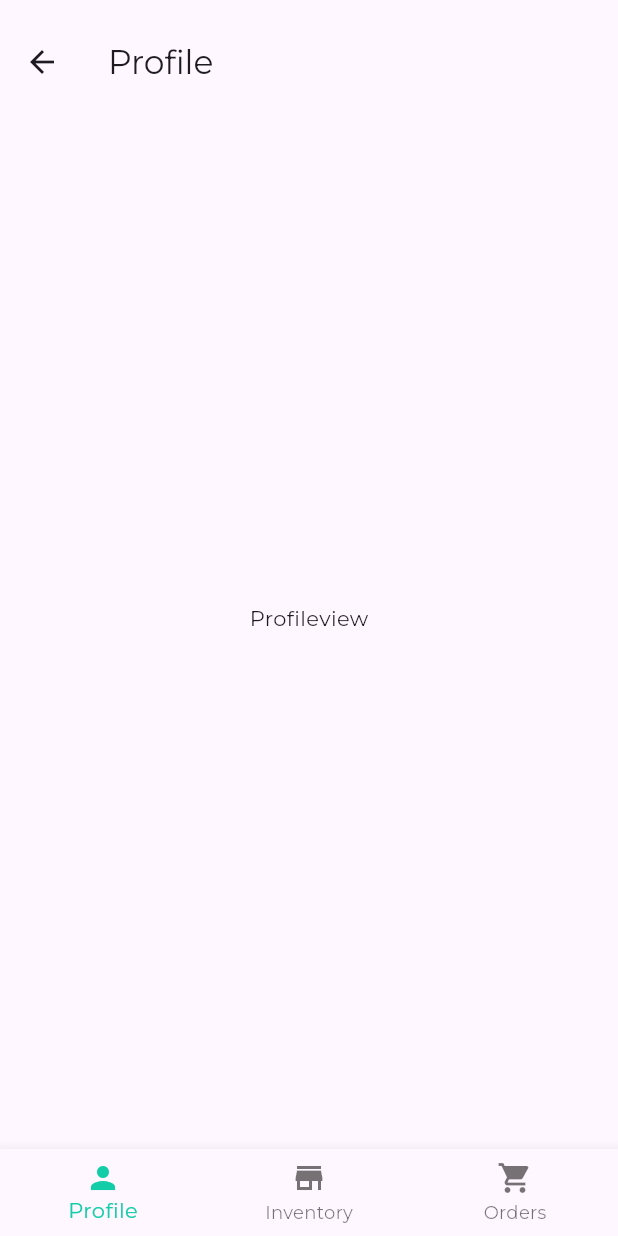
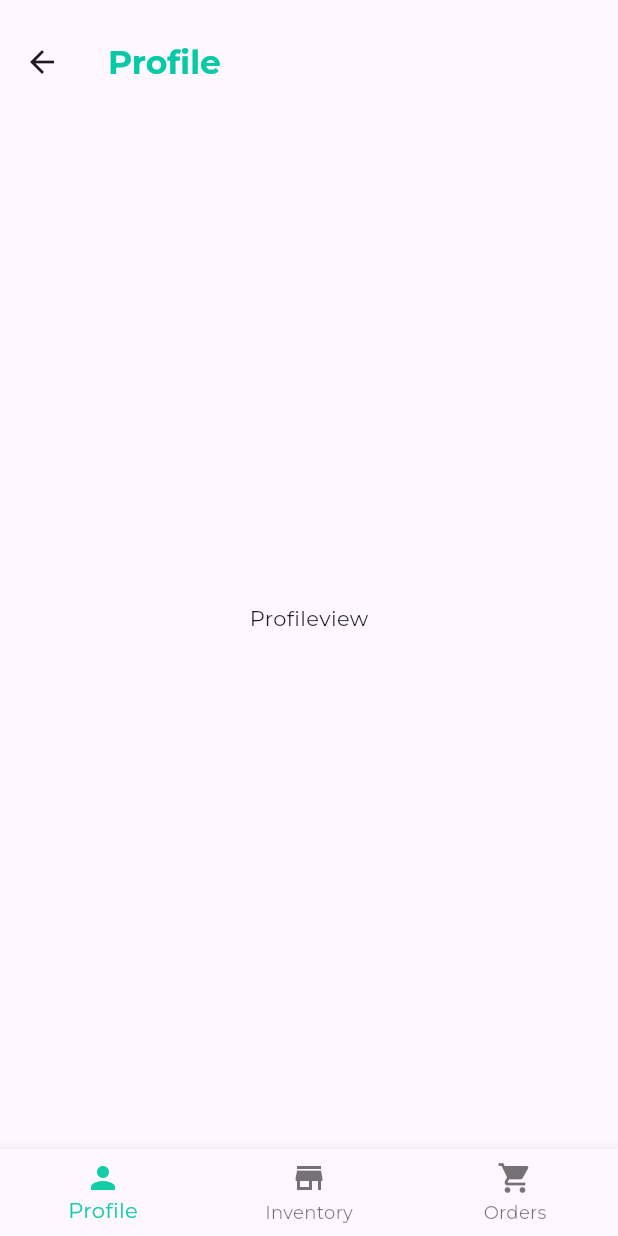
Before and after one commit to Nandagopalvs25/Pharmalink, a Flutter app: the PharmHome screen opened directly, on a phone screen of 412 x 824 dp. Run offline on Flutter 3.47's test engine with Material 3 defaults, Android fonts, the phone set to English and light mode, and no system bars; our stand-ins replace get, google_fonts; project files that could hold a hidden picture were left out.

Commit message:
UI changes to App bar

```diff
--- a/lib/pharmacy/views/pharmhome.dart
+++ b/lib/pharmacy/views/pharmhome.dart
@@ -16,6 +16,9 @@ class PharmHome extends StatelessWidget {
         toolbarHeight: _screenheight * 0.1,
         title: Obx(() => Text(
               pharmcontroller.titles[pharmcontroller.selectedpage.value],
+              style: TextStyle(
+                  fontWeight: FontWeight.bold,
+                  color: Color.fromARGB(255, 6, 202, 166)),
             )),
       ),
       body: Obx(() => Container(
```
